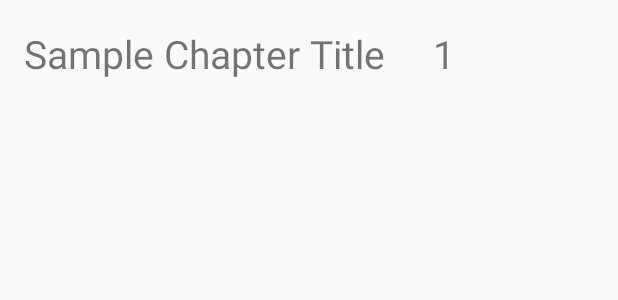
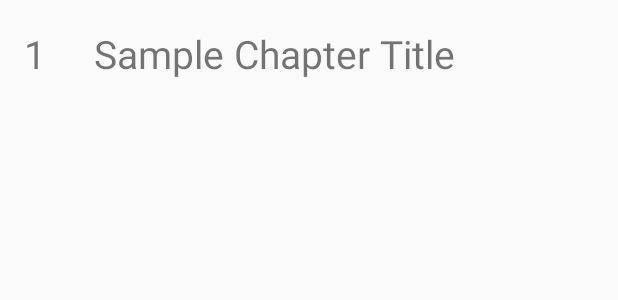
Before and after one commit to khalid-hussain/MatnAjrumiyyah, an Android app: the layout chapter_list_item.xml on its own in the app's theme, with its tools: preview values and no code run, on a phone screen of 412 x 824 dp. Shown: the top 300 px of the screen. Run offline under Robolectric (Android 15) with nearby library versions, the phone set to English and light mode, and no system bars.

Commit message:
Added chapter number to Navigation drawer

```diff
--- a/app/src/main/java/com/khalid/ajrumiyyah/ReaderActivity.java
+++ b/app/src/main/java/com/khalid/ajrumiyyah/ReaderActivity.java
@@ -160,9 +160,9 @@ public class ReaderActivity extends ActionBarActivity
         if (mAdapter == null) {
             mDrawerData = data;
             customAdapter = new ChapterAdapter(ReaderActivity.this, R.layout.chapter_list_item, mDrawerData);
-            //mAdapter = new ArrayAdapter<>(ReaderActivity.this, R.layout.chapter_list_item, mDrawerData);
+            mListView.setAdapter(customAdapter);
+            //mAdapter = new ArrayAdapter<>(ReaderActivity.this, android.R.layout.simple_list_item_1, mDrawerData);
             //mListView.setAdapter(mAdapter);
-            mListView.setAdapter(customAdapter);
         } else {
             mListView.setAdapter(customAdapter);
         }
--- a/app/src/main/java/com/khalid/ajrumiyyah/adapter/ChapterAdapter.java
+++ b/app/src/main/java/com/khalid/ajrumiyyah/adapter/ChapterAdapter.java
@@ -41,6 +41,8 @@ public class ChapterAdapter extends ArrayAdapter<Chapter> {
         if (p != null) {
             TextView tvChapterNumber = (TextView) v.findViewById(R.id.tvChapterNumber);
             TextView tvChapterTitle = (TextView) v.findViewById(R.id.tvChapterTitle);
+            tvChapterNumber.setText(p.getChapterNumber().toString());
+            tvChapterTitle.setText(p.getChapterTitle().toString());
 
             if (tvChapterNumber != null) {
                 tvChapterNumber.setText(p.getChapterNumber());
--- a/app/src/main/java/com/khalid/ajrumiyyah/model/Book.java
+++ b/app/src/main/java/com/khalid/ajrumiyyah/model/Book.java
@@ -39,7 +39,7 @@ public class Book {
 
             for (int i = 0; i < tableOfContent.length(); i++) {
                 JSONObject jsonChapter = (JSONObject) tableOfContent.get(i);
-                String chapterNumber = jsonChapter.getString("");
+                String chapterNumber = jsonChapter.getString("chapter_number");
                 String chapterTitle = jsonChapter.getString("chapter_title");
                 String href = jsonChapter.getString("href");
 
--- a/app/src/main/res/layout/chapter_list_item.xml
+++ b/app/src/main/res/layout/chapter_list_item.xml
@@ -4,6 +4,19 @@
     android:layout_width="match_parent"
     android:layout_height="wrap_content"
     android:orientation="horizontal">
+
+    <TextView xmlns:android="http://schemas.android.com/apk/res/android"
+        xmlns:tools="http://schemas.android.com/tools"
+        android:id="@+id/tvChapterNumber"
+        fontPath="fonts/ScheherazadeRegOT"
+        android:layout_width="wrap_content"
+        android:layout_height="wrap_content"
+        android:gravity="center_vertical"
+        android:minHeight="72dp"
+        android:padding="16dp"
+        android:text="1"
+        android:textSize="26sp"
+        tools:ignore="MissingPrefix" />
 
     <TextView xmlns:android="http://schemas.android.com/apk/res/android"
         xmlns:tools="http://schemas.android.com/tools"
@@ -17,17 +30,4 @@
         android:text="Sample Chapter Title"
         android:textSize="26sp"
         tools:ignore="MissingPrefix" />
-
-    <TextView xmlns:android="http://schemas.android.com/apk/res/android"
-        xmlns:tools="http://schemas.android.com/tools"
-        android:id="@+id/tvChapterNumber"
-        fontPath="fonts/ScheherazadeRegOT"
-        android:layout_width="wrap_content"
-        android:layout_height="wrap_content"
-        android:gravity="center_vertical"
-        android:minHeight="72dp"
-        android:padding="16dp"
-        android:text="1"
-        android:textSize="26sp"
-        tools:ignore="MissingPrefix" />
 </LinearLayout>
```
